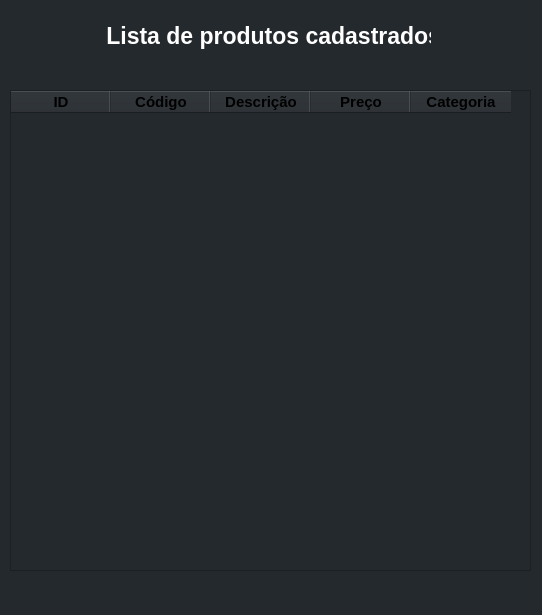
Before: the Qt Designer form show products.ui in fco3lho/product-registration-system, drawn with Qt 5.
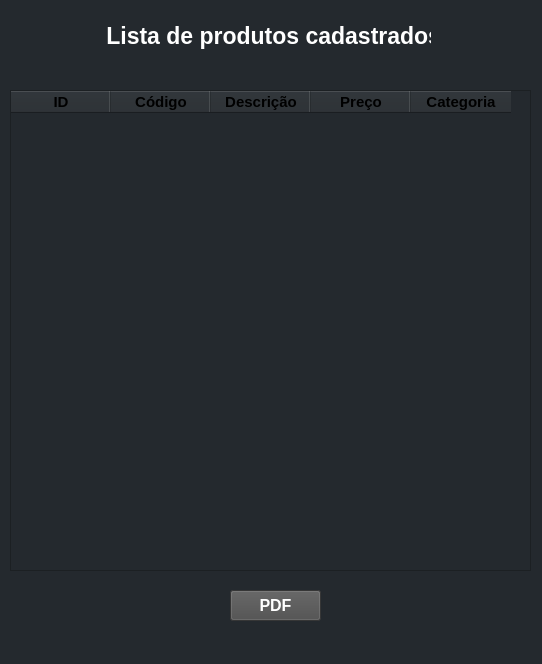
After: the same form once the commit is applied.

Diff of the .ui file:
```diff
--- a/show products.ui
+++ b/show products.ui
@@ -7,7 +7,7 @@
     <x>0</x>
     <y>0</y>
     <width>542</width>
-    <height>615</height>
+    <height>664</height>
    </rect>
   </property>
   <property name="windowTitle">
@@ -188,6 +188,34 @@
      </property>
     </column>
    </widget>
+   <widget class="QPushButton" name="pushButton">
+    <property name="geometry">
+     <rect>
+      <x>230</x>
+      <y>590</y>
+      <width>91</width>
+      <height>31</height>
+     </rect>
+    </property>
+    <property name="font">
+     <font>
+      <family>Segoe UI</family>
+      <pointsize>12</pointsize>
+      <weight>75</weight>
+      <bold>true</bold>
+     </font>
+    </property>
+    <property name="layoutDirection">
+     <enum>Qt::LeftToRight</enum>
+    </property>
+    <property name="styleSheet">
+     <string notr="true">color: rgb(255, 255, 255);
+background-color: rgb(75, 75, 75);</string>
+    </property>
+    <property name="text">
+     <string>PDF</string>
+    </property>
+   </widget>
   </widget>
   <widget class="QMenuBar" name="menubar">
    <property name="geometry">
```
